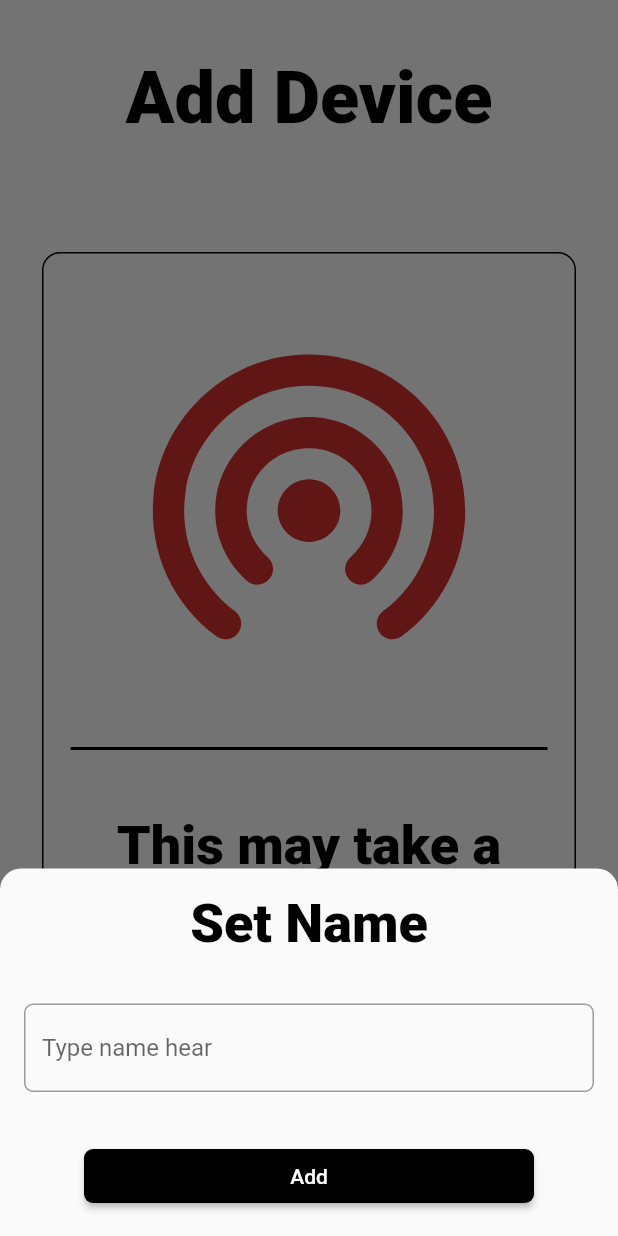
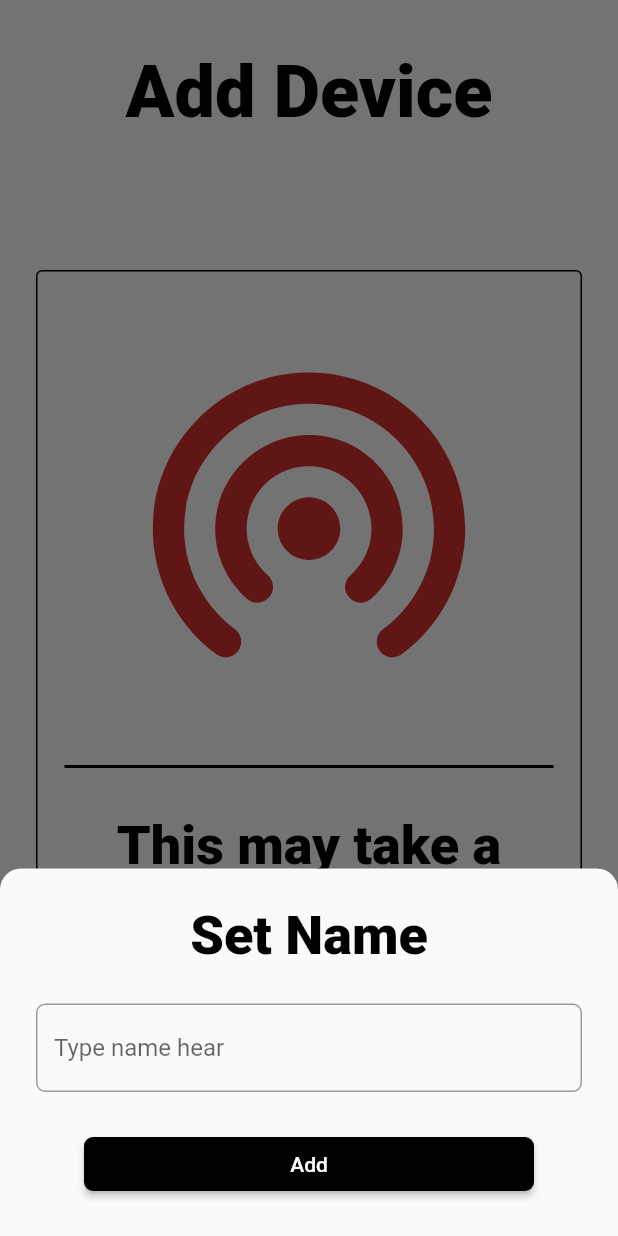
Before and after one commit to AJGherardi/HomeApp, a Flutter app: the AddDevicePage screen opened directly, after a tap on "Add", on a phone screen of 412 x 824 dp. Run offline on Flutter 3.47's test engine with Material 2 defaults, Android fonts, the phone set to English and light mode, and no system bars; our stand-ins replace flutter_svg, google_fonts.

Commit message:
UI code adjustments

```diff
--- a/lib/main.dart
+++ b/lib/main.dart
@@ -33,8 +33,7 @@ class AddHubPage extends StatelessWidget {
   Widget build(BuildContext context) {
     return SafeArea(
       child: Scaffold(
-        body: Center(
-          child: Column(
+        body: Column(
           mainAxisAlignment: MainAxisAlignment.spaceAround,
           children: <Widget>[
             Text(
@@ -46,21 +45,20 @@ class AddHubPage extends StatelessWidget {
               ),
             ),
             Container(
-                margin: EdgeInsets.fromLTRB(28, 0, 28, 0),
+              margin: EdgeInsets.all(24),
               decoration: BoxDecoration(
+                borderRadius: BorderRadius.circular(4),
                 border: Border.all(color: Colors.black),
-                  borderRadius: BorderRadius.circular(4),
               ),
               child: Column(
                 mainAxisAlignment: MainAxisAlignment.center,
                 children: <Widget>[
-                    Container(
-                      margin: EdgeInsets.all(36),
-                      child: SvgPicture.asset(
+                  SizedBox(height: 36),
+                  SvgPicture.asset(
                     "assets/range.svg",
                     width: 250,
                   ),
-                    ),
+                  SizedBox(height: 36),
                   Container(
                     margin: EdgeInsets.only(left: 18, right: 18),
                     child: Divider(
@@ -68,9 +66,8 @@ class AddHubPage extends StatelessWidget {
                       color: Colors.black,
                     ),
                   ),
-                    Container(
-                      margin: EdgeInsets.all(36),
-                      child: Text(
+                  SizedBox(height: 24),
+                  Text(
                     "A hub is required",
                     textAlign: TextAlign.center,
                     style: GoogleFonts.roboto(
@@ -79,7 +76,7 @@ class AddHubPage extends StatelessWidget {
                       color: Colors.black,
                     ),
                   ),
-                    ),
+                  SizedBox(height: 24)
                 ],
               ),
             ),
@@ -95,7 +92,6 @@ class AddHubPage extends StatelessWidget {
               },
             ),
           ],
-          ),
         ),
       ),
     );
@@ -267,8 +263,7 @@ class AddGroupPage extends StatelessWidget {
   Widget build(BuildContext context) {
     return SafeArea(
       child: Scaffold(
-        body: Center(
-          child: Column(
+        body: Column(
           mainAxisAlignment: MainAxisAlignment.spaceAround,
           children: <Widget>[
             Text(
@@ -280,21 +275,20 @@ class AddGroupPage extends StatelessWidget {
               ),
             ),
             Container(
-                margin: EdgeInsets.fromLTRB(28, 0, 28, 0),
+              margin: EdgeInsets.all(24),
               decoration: BoxDecoration(
+                borderRadius: BorderRadius.circular(4),
                 border: Border.all(color: Colors.black),
-                  borderRadius: BorderRadius.circular(12),
               ),
               child: Column(
                 mainAxisAlignment: MainAxisAlignment.center,
                 children: <Widget>[
-                    Container(
-                      margin: EdgeInsets.all(36),
-                      child: SvgPicture.asset(
+                  SizedBox(height: 36),
+                  SvgPicture.asset(
                     "assets/range.svg",
                     width: 250,
                   ),
-                    ),
+                  SizedBox(height: 36),
                   Container(
                     margin: EdgeInsets.only(left: 18, right: 18),
                     child: Divider(
@@ -302,9 +296,8 @@ class AddGroupPage extends StatelessWidget {
                       color: Colors.black,
                     ),
                   ),
-                    Container(
-                      margin: EdgeInsets.all(36),
-                      child: Text(
+                  SizedBox(height: 24),
+                  Text(
                     "A group is a collection of devices",
                     textAlign: TextAlign.center,
                     style: GoogleFonts.roboto(
@@ -313,7 +306,7 @@ class AddGroupPage extends StatelessWidget {
                       color: Colors.black,
                     ),
                   ),
-                    ),
+                  SizedBox(height: 24)
                 ],
               ),
             ),
@@ -324,7 +317,6 @@ class AddGroupPage extends StatelessWidget {
               },
             ),
           ],
-          ),
         ),
       ),
     );
@@ -342,16 +334,13 @@ void showSetNameSheet(context) {
     context: context,
     builder: (BuildContext bc) {
       return AnimatedPadding(
-        padding: MediaQuery.of(context).viewInsets,
+        padding: EdgeInsets.all(24),
         duration: const Duration(milliseconds: 100),
         curve: Curves.decelerate,
-        child: Container(
         child: Column(
           mainAxisSize: MainAxisSize.min,
           children: <Widget>[
-              Container(
-                margin: EdgeInsets.all(16),
-                child: Text(
+            Text(
               "Set Name",
               textAlign: TextAlign.center,
               style: GoogleFonts.roboto(
@@ -360,15 +349,12 @@ void showSetNameSheet(context) {
                 color: Colors.black,
               ),
             ),
-              ),
-              Container(
-                margin: EdgeInsets.all(16),
-                child: TextField(
+            SizedBox(height: 24),
+            TextField(
               cursorColor: Colors.yellow[400],
               decoration: InputDecoration(
                 focusedBorder: OutlineInputBorder(
-                      borderSide:
-                          BorderSide(color: Colors.yellow[400], width: 3),
+                  borderSide: BorderSide(color: Colors.yellow[400], width: 3),
                 ),
                 hintText: "Type name hear",
                 border: OutlineInputBorder(
@@ -376,16 +362,12 @@ void showSetNameSheet(context) {
                 ),
               ),
             ),
-              ),
-              Container(
-                margin: EdgeInsets.all(16),
-                child: NextButton(
+            SizedBox(height: 24),
+            NextButton(
               "Add",
               () {},
             ),
-              )
           ],
-          ),
         ),
       );
     },
@@ -397,8 +379,7 @@ class AddDevicePage extends StatelessWidget {
   Widget build(BuildContext context) {
     return SafeArea(
       child: Scaffold(
-        body: Center(
-          child: Column(
+        body: Column(
           mainAxisAlignment: MainAxisAlignment.spaceAround,
           children: <Widget>[
             Text(
@@ -410,21 +391,20 @@ class AddDevicePage extends StatelessWidget {
               ),
             ),
             Container(
-                margin: EdgeInsets.fromLTRB(28, 0, 28, 0),
+              margin: EdgeInsets.all(24),
               decoration: BoxDecoration(
-                  borderRadius: BorderRadius.circular(12),
+                borderRadius: BorderRadius.circular(4),
                 border: Border.all(color: Colors.black),
               ),
               child: Column(
                 mainAxisAlignment: MainAxisAlignment.center,
                 children: <Widget>[
-                    Container(
-                      margin: EdgeInsets.all(36),
-                      child: SvgPicture.asset(
+                  SizedBox(height: 36),
+                  SvgPicture.asset(
                     "assets/range.svg",
                     width: 250,
                   ),
-                    ),
+                  SizedBox(height: 36),
                   Container(
                     margin: EdgeInsets.only(left: 18, right: 18),
                     child: Divider(
@@ -432,9 +412,8 @@ class AddDevicePage extends StatelessWidget {
                       color: Colors.black,
                     ),
                   ),
-                    Container(
-                      margin: EdgeInsets.all(36),
-                      child: Text(
+                  SizedBox(height: 24),
+                  Text(
                     "This may take a minute",
                     textAlign: TextAlign.center,
                     style: GoogleFonts.roboto(
@@ -443,7 +422,7 @@ class AddDevicePage extends StatelessWidget {
                       color: Colors.black,
                     ),
                   ),
-                    ),
+                  SizedBox(height: 24)
                 ],
               ),
             ),
@@ -454,7 +433,6 @@ class AddDevicePage extends StatelessWidget {
               },
             ),
           ],
-          ),
         ),
       ),
     );
@@ -543,14 +521,14 @@ class ListItem extends StatelessWidget {
     return Container(
       margin: EdgeInsets.all(8),
       child: Material(
-        borderRadius: BorderRadius.circular(6),
+        borderRadius: BorderRadius.circular(4),
         child: Ink(
           decoration: BoxDecoration(
             border: Border.all(color: Colors.black),
-            borderRadius: BorderRadius.circular(6),
+            borderRadius: BorderRadius.circular(4),
           ),
           child: InkWell(
-            borderRadius: BorderRadius.circular(6),
+            borderRadius: BorderRadius.circular(4),
             onTap: () {
               Navigator.push(
                 context,
@@ -558,7 +536,7 @@ class ListItem extends StatelessWidget {
               );
             },
             child: Container(
-              margin: EdgeInsets.all(10),
+              margin: EdgeInsets.all(8),
               child: Column(
                 mainAxisSize: MainAxisSize.max,
                 mainAxisAlignment: MainAxisAlignment.spaceAround,
@@ -755,7 +733,9 @@ class DevicePage extends StatelessWidget {
   Widget build(BuildContext context) {
     return SafeArea(
       child: Scaffold(
-        body: Column(
+        body: Container(
+          margin: EdgeInsets.all(12),
+          child: Column(
             children: <Widget>[
               Row(
                 mainAxisSize: MainAxisSize.max,
@@ -775,9 +755,8 @@ class DevicePage extends StatelessWidget {
                   ),
                 ],
               ),
-            Container(
-              margin: EdgeInsets.all(12),
-              child: Row(
+              SizedBox(height: 12),
+              Row(
                 mainAxisSize: MainAxisSize.max,
                 mainAxisAlignment: MainAxisAlignment.spaceAround,
                 children: <Widget>[
@@ -809,10 +788,12 @@ class DevicePage extends StatelessWidget {
                   ),
                 ],
               ),
-            ),
+              SizedBox(height: 24),
               ControlItem(),
+              SizedBox(height: 12),
               ControlItem(),
             ],
+          ),
         ),
       ),
     );
@@ -840,10 +821,9 @@ class ControlItem extends StatelessWidget {
   Widget build(BuildContext context) {
     return Flexible(
       child: Container(
-        margin: EdgeInsets.all(12),
         decoration: BoxDecoration(
           border: Border.all(color: Colors.black),
-          borderRadius: BorderRadius.circular(12),
+          borderRadius: BorderRadius.circular(4),
         ),
         child: Row(
           mainAxisSize: MainAxisSize.max,
```
Also changed, not shown: 1 other file. Lines whose indentation alone changed are shown as unchanged.
